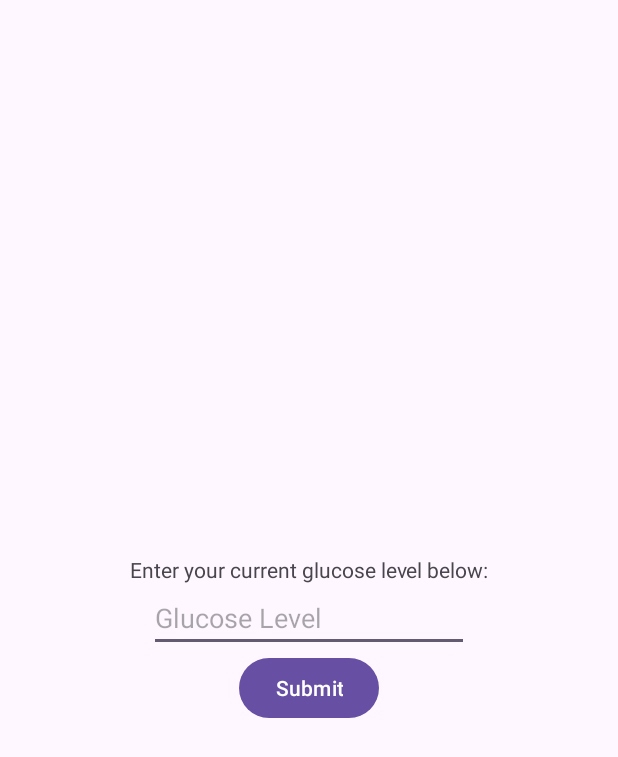
After one commit to BillyGTCarlyle/DiabetesDB, an Android app: the UpdateMealActivity screen opened directly, with no data from a screen before it, on a phone screen of 412 x 824 dp. The commit adds this screen. Shown: the top 757 px of the screen. Run offline under Robolectric (Android 15) with nearby library versions, the phone set to English and light mode, and no system bars.

```diff
--- /dev/null
+++ b/app/src/main/java/com/billycarlyle/diabetesdb/UpdateMealActivity.java
@@ -0,0 +1,14 @@
+package com.billycarlyle.diabetesdb;
+
+import androidx.appcompat.app.AppCompatActivity;
+
+import android.os.Bundle;
+
+public class UpdateMealActivity extends AppCompatActivity {
+
+    @Override
+    protected void onCreate(Bundle savedInstanceState) {
+        super.onCreate(savedInstanceState);
+        setContentView(R.layout.activity_updatemeal);
+    }
+}
--- /dev/null
+++ b/app/src/main/res/layout/activity_updatemeal.xml
@@ -0,0 +1,39 @@
+<?xml version="1.0" encoding="utf-8"?>
+<androidx.constraintlayout.widget.ConstraintLayout xmlns:android="http://schemas.android.com/apk/res/android"
+    xmlns:app="http://schemas.android.com/apk/res-auto"
+    xmlns:tools="http://schemas.android.com/tools"
+    android:layout_width="match_parent"
+    android:layout_height="match_parent"
+    tools:context=".UpdateMealActivity">
+
+    <EditText
+        android:id="@+id/editGlucoseLevel1h"
+        android:layout_width="wrap_content"
+        android:layout_height="wrap_content"
+        android:ems="10"
+        android:hint="Glucose Level"
+        android:inputType="phone"
+        app:layout_constraintBottom_toBottomOf="parent"
+        app:layout_constraintEnd_toEndOf="parent"
+        app:layout_constraintStart_toStartOf="parent"
+        app:layout_constraintTop_toTopOf="parent" />
+
+    <TextView
+        android:id="@+id/lblEnterGlucose"
+        android:layout_width="wrap_content"
+        android:layout_height="wrap_content"
+        android:text="Enter your current glucose level below:"
+        app:layout_constraintBottom_toTopOf="@+id/editGlucoseLevel1h"
+        app:layout_constraintEnd_toEndOf="parent"
+        app:layout_constraintStart_toStartOf="parent" />
+
+    <Button
+        android:id="@+id/btnSubmit"
+        android:layout_width="wrap_content"
+        android:layout_height="wrap_content"
+        android:text="Submit"
+        app:layout_constraintEnd_toEndOf="parent"
+        app:layout_constraintStart_toStartOf="parent"
+        app:layout_constraintTop_toBottomOf="@+id/editGlucoseLevel1h" />
+
+</androidx.constraintlayout.widget.ConstraintLayout>
```
Also changed, not shown: app/src/main/AndroidManifest.xml (+8 -2 lines), app/src/main/java/com/billycarlyle/diabetesdb/AddMealActivity.java (+24 -2 lines), app/src/main/java/com/billycarlyle/diabetesdb/MainActivity.java (+17 -16 lines), app/src/main/java/com/billycarlyle/diabetesdb/NotifBroadcastReceiver.java (added, +44 -0 lines), app/src/main/res/drawable/ic_stat_access_alarm.png (added).
